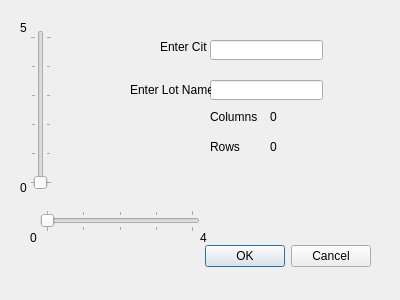
Old version of the form DronePark1/DronePark1/newlot.ui in the repository Nomen-Naught/DronePark1.
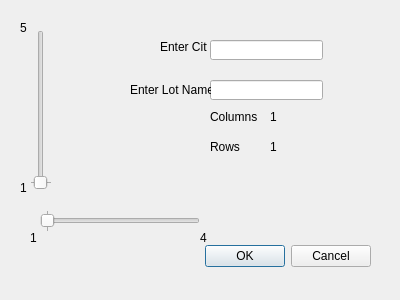
New version of the form.

Commit message:
Sanitized New lot Input
lot and city cannot be blank, min lot size is 1x1

What changed in the file:
```diff
--- a/DronePark1/DronePark1/newlot.ui
+++ b/DronePark1/DronePark1/newlot.ui
@@ -41,11 +41,14 @@
      <height>22</height>
     </rect>
    </property>
+   <property name="minimum">
+    <number>1</number>
+   </property>
    <property name="maximum">
     <number>4</number>
    </property>
    <property name="value">
-    <number>0</number>
+    <number>1</number>
    </property>
    <property name="orientation">
     <enum>Qt::Horizontal</enum>
@@ -63,6 +66,9 @@
      <height>160</height>
     </rect>
    </property>
+   <property name="minimum">
+    <number>1</number>
+   </property>
    <property name="maximum">
     <number>5</number>
    </property>
@@ -129,7 +135,7 @@
     </rect>
    </property>
    <property name="text">
-    <string>0</string>
+    <string>1</string>
    </property>
   </widget>
   <widget class="QLabel" name="vslidelabel2">
@@ -155,7 +161,7 @@
     </rect>
    </property>
    <property name="text">
-    <string>0</string>
+    <string>1</string>
    </property>
   </widget>
   <widget class="QLabel" name="hslidelabel2">
@@ -207,7 +213,7 @@
     </rect>
    </property>
    <property name="text">
-    <string>0</string>
+    <string>1</string>
    </property>
   </widget>
   <widget class="QLabel" name="numRowLabel">
@@ -220,7 +226,7 @@
     </rect>
    </property>
    <property name="text">
-    <string>0</string>
+    <string>1</string>
    </property>
   </widget>
  </widget>
```
The commit also changes 1 other file.
